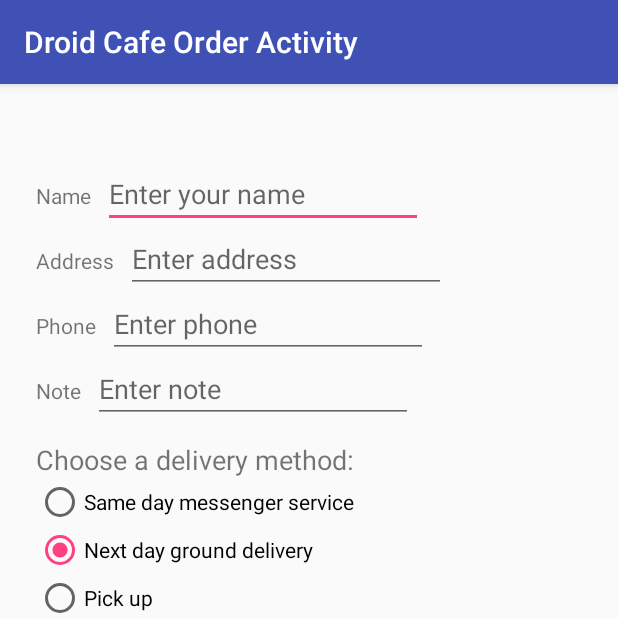
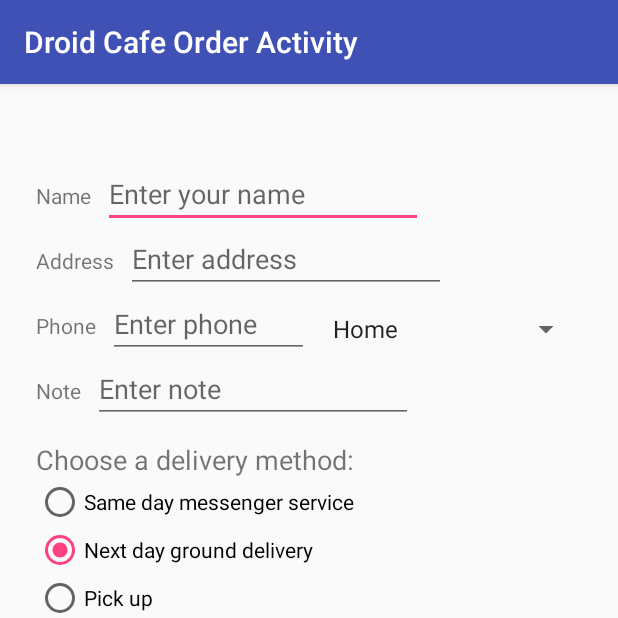
Before and after one commit to streamradix/android, an Android app: the Fundamentals041B screen opened directly, with no data from a screen before it, on a phone screen of 412 x 824 dp, the top half of it. Run offline under Robolectric (Android 15) with nearby library versions, the light colour scheme and no system bars.

Commit message:
Codelabs > Droid Cafe: Input Controls - Spinner
Course: Android Developer Fundamentals
Unit 2 > Lesson 4.2 > Task 3

Spinner
- set Spring array
- set ArrayAdapter
- set Adapter to Spinner
- setOnItemSelectedListener()

```diff
--- a/codelabs_java_developers/src/main/java/com/codelabs/java_developers/fundamentals/Fundamentals041B.java
+++ b/codelabs_java_developers/src/main/java/com/codelabs/java_developers/fundamentals/Fundamentals041B.java
@@ -3,7 +3,10 @@ package com.codelabs.java_developers.fundamentals;
 import android.content.Intent;
 import android.os.Bundle;
 import android.view.View;
+import android.widget.AdapterView;
+import android.widget.ArrayAdapter;
 import android.widget.RadioButton;
+import android.widget.Spinner;
 import android.widget.TextView;
 import android.widget.Toast;
 
@@ -11,7 +14,7 @@ import androidx.appcompat.app.AppCompatActivity;
 
 import com.codelabs.java_developers.R;
 
-public class Fundamentals041B extends AppCompatActivity {
+public class Fundamentals041B extends AppCompatActivity implements AdapterView.OnItemSelectedListener {
 
 	@Override
 	protected void onCreate(Bundle savedInstanceState) {
@@ -23,6 +26,24 @@ public class Fundamentals041B extends AppCompatActivity {
 
 		TextView textView = findViewById(R.id.order_textview);
 		textView.setText(message);
+
+		// Create the spinner.
+		Spinner spinner = findViewById(R.id.label_spinner);
+		if (spinner != null) {
+			spinner.setOnItemSelectedListener(this);
+		}
+
+		// Create ArrayAdapter using the string array and default spinner layout.
+		ArrayAdapter<CharSequence> adapter = ArrayAdapter.createFromResource(
+				this, R.array.labels_array, android.R.layout.simple_spinner_item);
+
+		// Specify the layout to use when the list of choices appears.
+		adapter.setDropDownViewResource(android.R.layout.simple_spinner_dropdown_item);
+
+		// Apply the adapter to the spinner.
+		if (spinner != null) {
+			spinner.setAdapter(adapter);
+		}
 	}
 
 	public void onRadioButtonClicked(View view) {
@@ -55,4 +76,15 @@ public class Fundamentals041B extends AppCompatActivity {
 	private void displayToast(String message) {
 		Toast.makeText(getApplicationContext(), message, Toast.LENGTH_SHORT).show();
 	}
+
+	@Override
+	public void onItemSelected(AdapterView<?> parent, View view, int position, long id) {
+		String spinnerLabel = parent.getItemAtPosition(position).toString();
+		displayToast(spinnerLabel);
+	}
+
+	@Override
+	public void onNothingSelected(AdapterView<?> parent) {
+
+	}
 }
--- a/codelabs_java_developers/src/main/res/layout/activity_fundamentals041_b.xml
+++ b/codelabs_java_developers/src/main/res/layout/activity_fundamentals041_b.xml
@@ -71,7 +71,7 @@
 
 	<androidx.appcompat.widget.AppCompatEditText
 		android:id="@+id/phone_text"
-		android:layout_width="wrap_content"
+		android:layout_width="134dp"
 		android:layout_height="wrap_content"
 		android:layout_marginStart="8dp"
 		android:ems="10"
@@ -144,4 +144,15 @@
 
 	</RadioGroup>
 
+	<androidx.appcompat.widget.AppCompatSpinner
+		android:id="@+id/label_spinner"
+		android:layout_width="0dp"
+		android:layout_height="wrap_content"
+		android:layout_marginStart="8dp"
+		android:layout_marginTop="24dp"
+		android:layout_marginEnd="24dp"
+		app:layout_constraintEnd_toEndOf="parent"
+		app:layout_constraintStart_toEndOf="@+id/phone_text"
+		app:layout_constraintTop_toBottomOf="@+id/address_label" />
+
 </androidx.constraintlayout.widget.ConstraintLayout>
--- a/codelabs_java_developers/src/main/res/values/strings.xml
+++ b/codelabs_java_developers/src/main/res/values/strings.xml
@@ -67,4 +67,10 @@
 	<string name="same_day_messenger_service">Same day messenger service</string>
 	<string name="next_day_ground_delivery">Next day ground delivery</string>
 	<string name="pick_up">Pick up</string>
+	<string-array name="labels_array">
+		<item>Home</item>
+		<item>Work</item>
+		<item>Mobile</item>
+		<item>Other</item>
+	</string-array>
 </resources>
```
